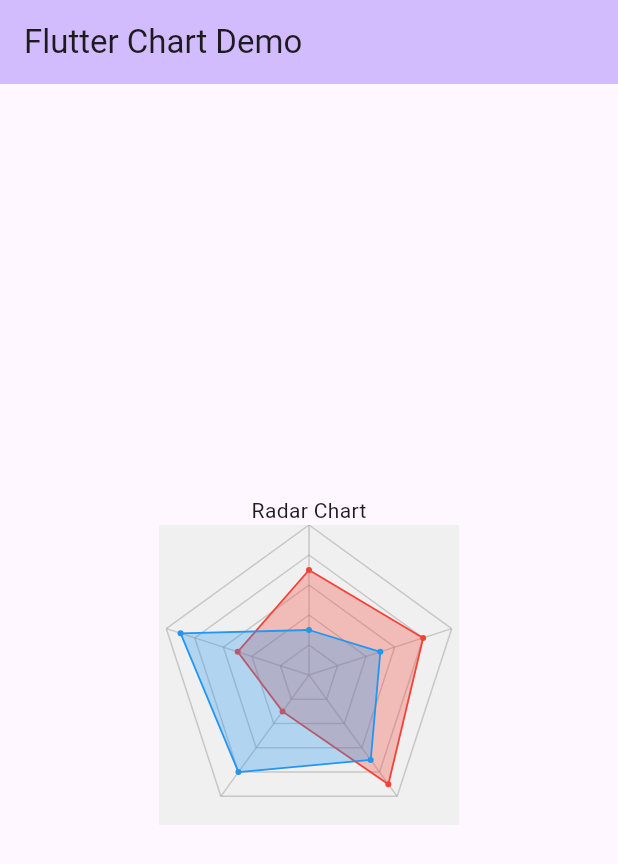
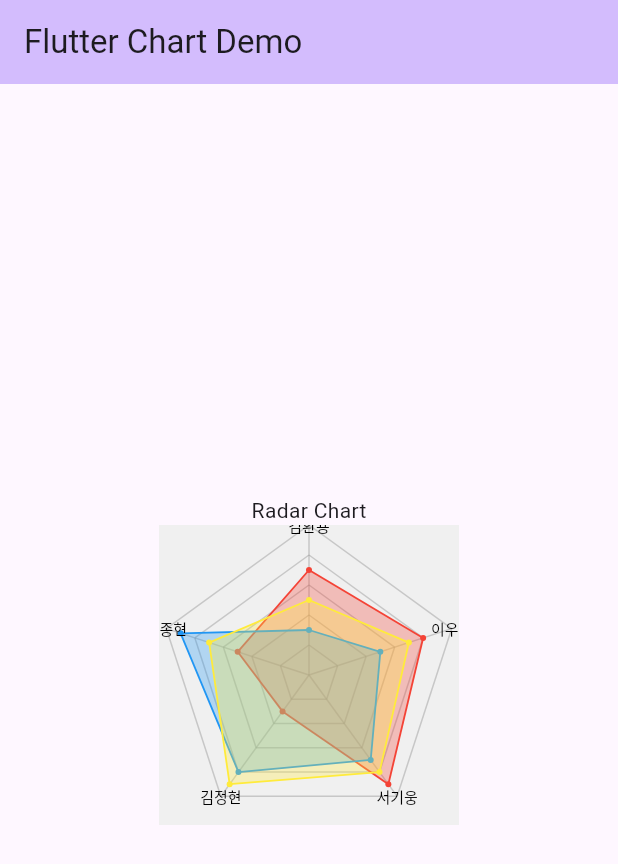
Before and after one commit to SunChulBaek/FlutterChart, a Flutter app: the screen it shows after launch, on a phone screen of 412 x 824 dp. Shown: the top 864 px of the screen. Run offline on Flutter 3.47's test engine with Material 2 defaults, Android fonts, the phone set to English and light mode, and no system bars.

Commit message:
x축 레이블

```diff
--- a/lib/main.dart
+++ b/lib/main.dart
@@ -57,6 +57,7 @@ class _MyHomePageState extends State<MyHomePage> {
                 webLineWidth: 1,
                 webLineColor: Colors.grey.withOpacity(0.5),
                 markerSize: 2,
+                xLabels: List.of(["김환용", "이우경", "서기웅", "김정현", "박종현"]),
                 data: RadarData(
                   List.of([
                     RadarDataSet(
@@ -83,6 +84,18 @@ class _MyHomePageState extends State<MyHomePage> {
                         RadarEntry(90),
                       ]
                     )),
+                    RadarDataSet(
+                      color: Colors.yellow,
+                      fillColor: Colors.yellow.withOpacity(0.3),
+                      lineWidth: 1.2,
+                      entries: List.of([
+                        RadarEntry(50),
+                        RadarEntry(70),
+                        RadarEntry(80),
+                        RadarEntry(90),
+                        RadarEntry(70),
+                      ]
+                    )),
                   ])
                 ),
               ),
--- a/lib/radar_chart.dart
+++ b/lib/radar_chart.dart
@@ -12,6 +12,9 @@ class RadarChart extends StatefulWidget {
     this.webLineColor = Colors.black,
     this.markerSize = 2.0,
     this.axisMaximum = 100.0,
+    this.xLabels,
+    this.xLabelColor = Colors.black,
+    this.xLabelSize = 10,
     required this.data,
     super.key
   });
@@ -21,6 +24,9 @@ class RadarChart extends StatefulWidget {
   final Color webLineColor;
   final double markerSize;
   final double axisMaximum;
+  final List<String>? xLabels;
+  final Color xLabelColor;
+  final double xLabelSize;
   final RadarData data;
 
   @override
@@ -37,6 +43,9 @@ class _RadarChartState extends State<RadarChart> {
         webLineColor: widget.webLineColor,
         markerSize: widget.markerSize,
         axisMaximum: widget.axisMaximum,
+        xLabels: widget.xLabels,
+        xLabelColor: widget.xLabelColor,
+        xLabelSize: widget.xLabelSize,
         data: widget.data,
       ),
     );
@@ -52,6 +61,9 @@ class _RadarChartCustomPaint extends CustomPainter {
     required this.webLineColor,
     required this.markerSize,
     required this.axisMaximum,
+    required this.xLabels,
+    required this.xLabelColor,
+    required this.xLabelSize,
     required this.data,
   });
 
@@ -60,6 +72,9 @@ class _RadarChartCustomPaint extends CustomPainter {
   final Color webLineColor;
   final double markerSize;
   final double axisMaximum;
+  final List<String>? xLabels;
+  final Color xLabelColor;
+  final double xLabelSize;
   final RadarData data;
 
   @override
@@ -80,6 +95,9 @@ class _RadarChartCustomPaint extends CustomPainter {
 
     // 데이터
     drawData(canvas, axisCount, radius, center);
+
+    // x축 라벨
+    drawXLabels(canvas, axisCount, radius, center);
   }
 
   @override
@@ -121,6 +139,34 @@ class _RadarChartCustomPaint extends CustomPainter {
         Paint()
           ..strokeWidth = webLineWidth
           ..color = webLineColor
+      );
+    }
+  }
+
+  void drawXLabels(Canvas canvas, int axisCount, double radius, Offset center) {
+    for (var i = 0; i < (xLabels?.length ?? 0); i++) {
+      final startAngle = _offsetAngle - 360 / axisCount * i;
+      final x1 = center.dx + radius * cosDeg(startAngle);
+      final y1 = center.dy - radius * sinDeg(startAngle);
+
+      final textPainter = TextPainter()
+        ..text = TextSpan(
+          text: xLabels![i],
+          style: TextStyle(
+            color: xLabelColor,
+            fontSize: xLabelSize
+          )
+        )
+        ..textDirection = TextDirection.ltr
+        ..textAlign = TextAlign.center
+        ..layout();
+
+      textPainter.paint(
+        canvas,
+        Offset(
+          x1 - textPainter.width / 2,
+          y1 - textPainter.height / 2
+        )
       );
     }
   }
```
